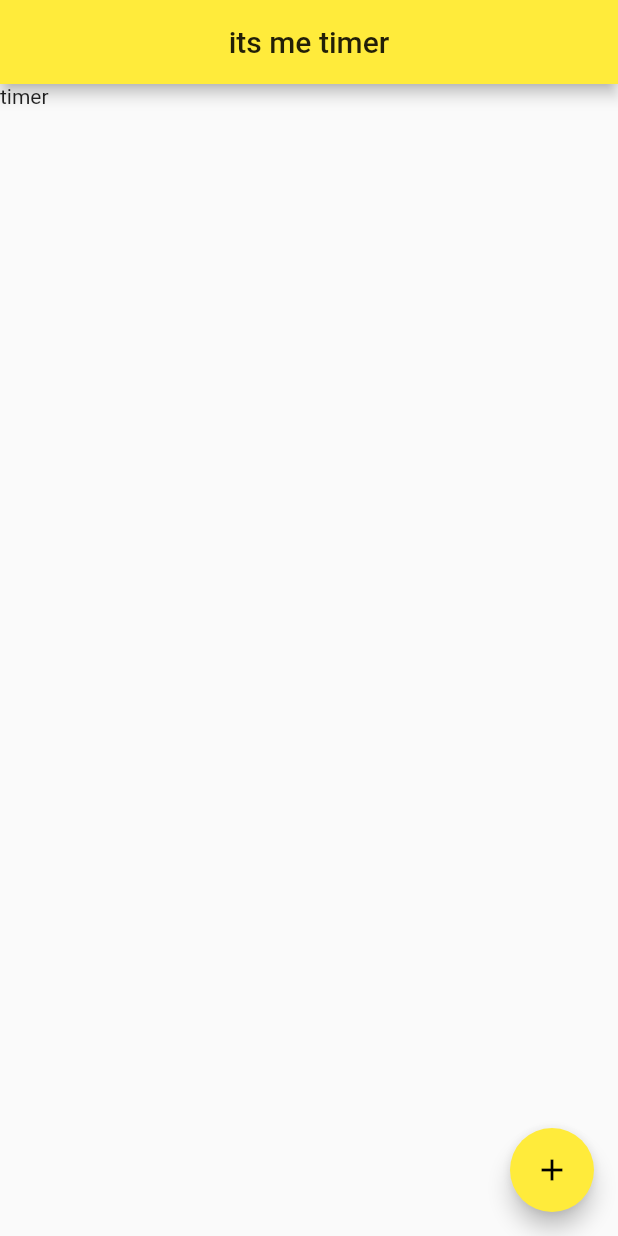
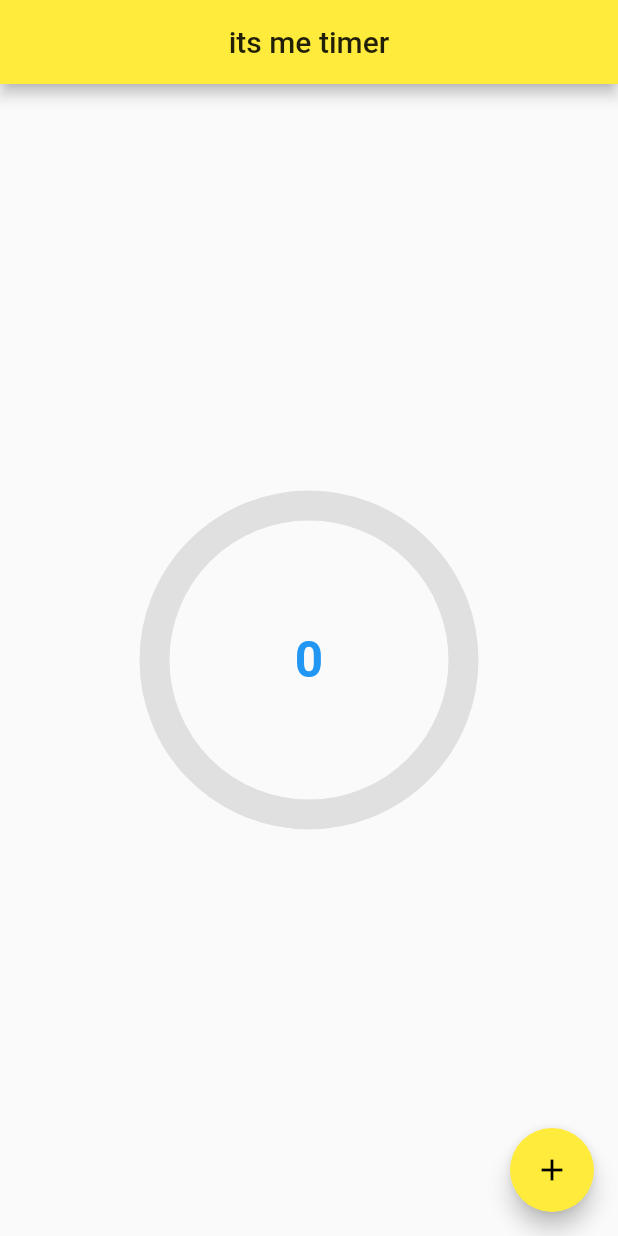
Before and after one commit to saleh-ioio/ToDoApp, a Flutter app: the screen it shows after launch, on a phone screen of 412 x 824 dp. Run offline on Flutter 3.47's test engine with Material 2 defaults, Android fonts, the phone set to English and light mode, and no system bars; drawn by our look-alikes of circular_countdown_timer.

Commit message:
added circular progress bar package and tried it

```diff
--- a/lib/timer.dart
+++ b/lib/timer.dart
@@ -1,5 +1,6 @@
 import 'package:flutter/cupertino.dart';
 import 'package:flutter/material.dart';
+import 'package:circular_countdown_timer/circular_countdown_timer.dart';
 
 class timer extends StatelessWidget {
   @override
@@ -16,31 +17,63 @@ class timer extends StatelessWidget {
 }
 
 class timerPage extends StatefulWidget {
-  timerPage({Key key,}) : super(key: key);
+  double progressingTime = 0.6;
+
+  timerPage({
+    Key key,
+  }) : super(key: key);
   @override
   _timerPageState createState() => _timerPageState();
 }
 
 class _timerPageState extends State<timerPage> {
-
+  CountDownController control = new CountDownController();
   @override
   Widget build(BuildContext context) {
-    return Scaffold(appBar: AppBar(
+    return Scaffold(
+      appBar: AppBar(
         // Here we take the value from the MyHomePage object that was created by
         // the App.build method, and use it to set our appbar title.
         title: Center(
-          child: Text(
-          "its me timer"
-          ),
+          child: Text("its me timer"),
         ),
       ),
-      body:Text("timer")
-      ,
+      body: Center(
+          child: CircularCountDownTimer(
+        duration: 10,
+        initialDuration: 0,
+        controller: control,
+        width: MediaQuery.of(context).size.width / 2,
+        height: MediaQuery.of(context).size.height / 2,
+        ringColor: Colors.grey[300],
+        ringGradient: null,
+        fillColor: Colors.purpleAccent[100],
+        fillGradient: null,
+        backgroundColor: Colors.transparent,
+        backgroundGradient: null,
+        strokeWidth: 20.0,
+        strokeCap: StrokeCap.round,
+        textStyle: TextStyle(
+            fontSize: 33.0, color: Colors.blue, fontWeight: FontWeight.bold),
+        textFormat: CountdownTextFormat.S,
+        isReverse: false,
+        isReverseAnimation: false,
+        isTimerTextShown: true,
+        autoStart: true,
+        onStart: () {
+          print('Countdown Started');
+        },
+        onComplete: () {
+          print('Countdown Ended');
+        },
+      )),
       floatingActionButton: FloatingActionButton(
+        onPressed: (){
+          control.pause();
+          control.restart();
+        },
         child: Icon(Icons.add),
-
       ),
     );
-
   }
 }
--- a/pubspec.yaml
+++ b/pubspec.yaml
@@ -23,6 +23,9 @@ environment:
 dependencies:
   flutter:
     sdk: flutter
+
+  circular_countdown_timer: ^0.2.0
+
 
 
   # The following adds the Cupertino Icons font to your application.
```
Also changed, not shown: lib/main.dart (+0 -48 lines), pubspec.lock.
